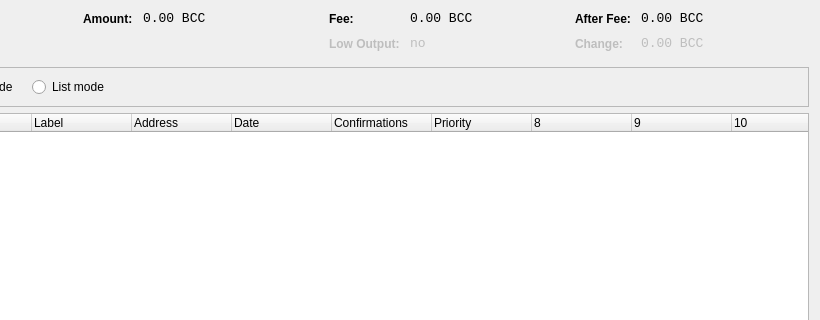
Qt form src/qt/forms/coincontroldialog.ui (ihor-chaban/MyNewCoin) before a commit; both pictures show x 180 to 1000 and y 0 to 320 of the 1000 by 500 pixel window.
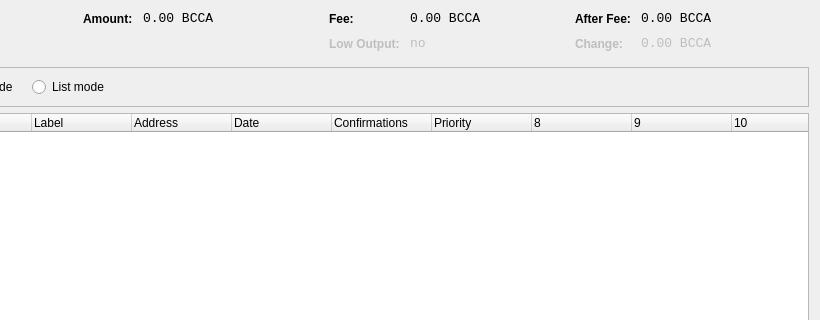
The same form after that commit. Custom widgets are drawn as their Qt base class.

Commit message: coinsign changed to BCCA

What changed in the file:
```diff
--- a/src/qt/forms/coincontroldialog.ui
+++ b/src/qt/forms/coincontroldialog.ui
@@ -141,7 +141,7 @@
           <enum>Qt::ActionsContextMenu</enum>
          </property>
          <property name="text">
-          <string notr="true">0.00 BCC</string>
+          <string notr="true">0.00 BCCA</string>
          </property>
          <property name="textInteractionFlags">
           <set>Qt::LinksAccessibleByMouse|Qt::TextSelectableByKeyboard|Qt::TextSelectableByMouse</set>
@@ -189,7 +189,7 @@
           <enum>Qt::ActionsContextMenu</enum>
          </property>
          <property name="text">
-          <string notr="true">0.00 BCC</string>
+          <string notr="true">0.00 BCCA</string>
          </property>
          <property name="textInteractionFlags">
           <set>Qt::LinksAccessibleByMouse|Qt::TextSelectableByKeyboard|Qt::TextSelectableByMouse</set>
@@ -275,7 +275,7 @@
           <enum>Qt::ActionsContextMenu</enum>
          </property>
          <property name="text">
-          <string notr="true">0.00 BCC</string>
+          <string notr="true">0.00 BCCA</string>
          </property>
          <property name="textInteractionFlags">
           <set>Qt::LinksAccessibleByMouse|Qt::TextSelectableByKeyboard|Qt::TextSelectableByMouse</set>
@@ -313,7 +313,7 @@
           <enum>Qt::ActionsContextMenu</enum>
          </property>
          <property name="text">
-          <string notr="true">0.00 BCC</string>
+          <string notr="true">0.00 BCCA</string>
          </property>
          <property name="textInteractionFlags">
           <set>Qt::LinksAccessibleByMouse|Qt::TextSelectableByKeyboard|Qt::TextSelectableByMouse</set>
```
The commit also changes 4 other files.
